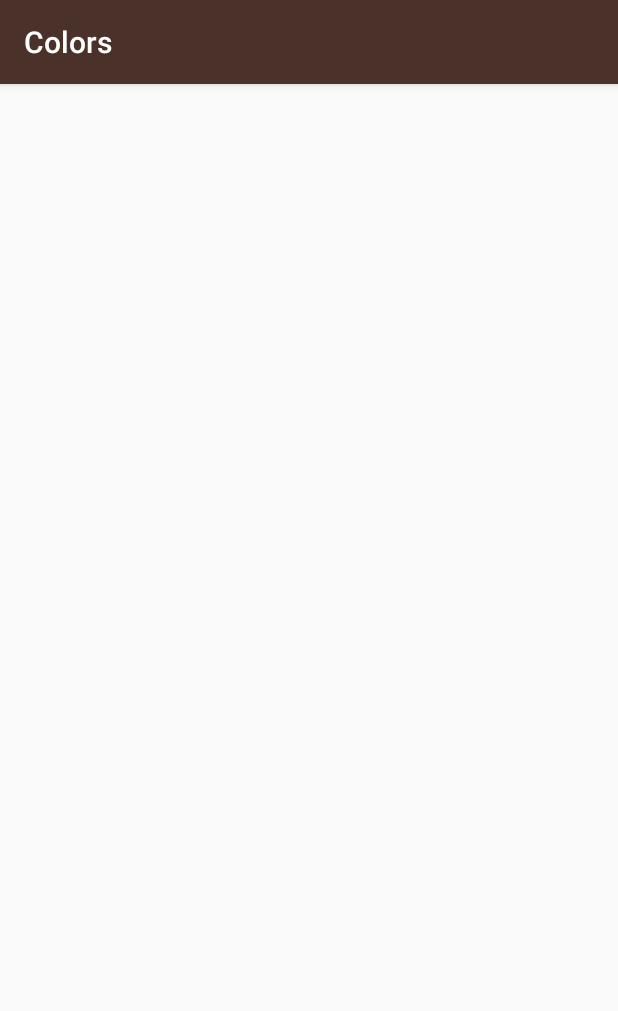
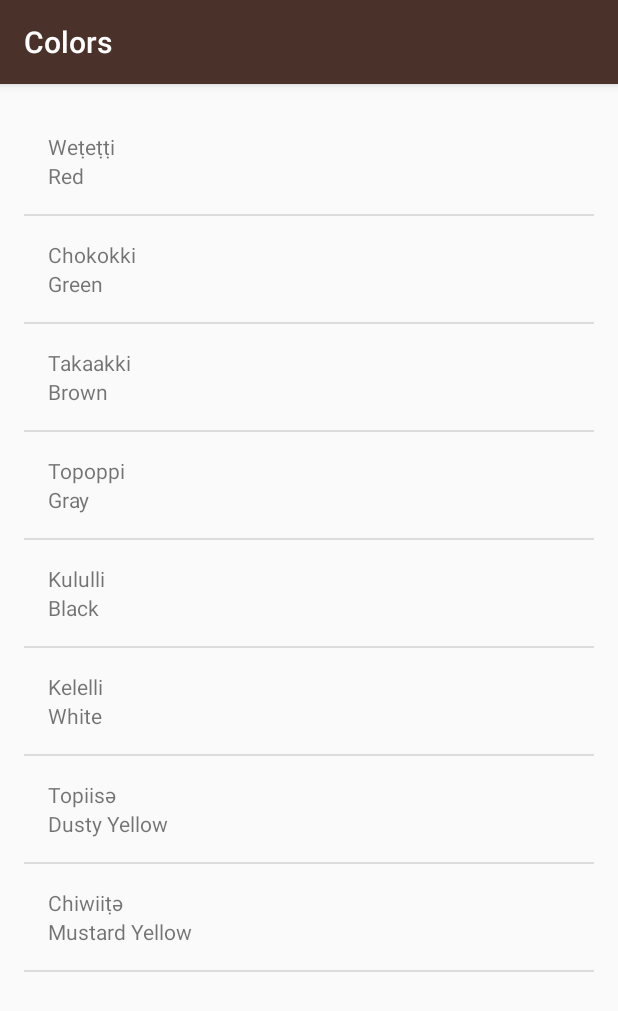
Before and after one commit to cgletras/miwokWordApp, an Android app: the ColorsActivity screen opened directly, with no data from a screen before it, on a phone screen of 412 x 824 dp. Shown: the top 1011 px of the screen. Run offline under Robolectric (Android 15) with nearby library versions, the phone set to English and light mode, and no system bars.

Commit message:
Adds words list and setAdapter to all activities that shows a list
Signed-off-by: CG Stein <cgletras@gmail.com>

```diff
--- a/app/src/main/java/com/example/miwok/ColorsActivity.java
+++ b/app/src/main/java/com/example/miwok/ColorsActivity.java
@@ -3,6 +3,13 @@ package com.example.miwok;
 import androidx.appcompat.app.AppCompatActivity;
 
 import android.os.Bundle;
+import android.widget.ListView;
+
+import com.example.miwok.adapter.WordAdapter;
+import com.example.miwok.views.Word;
+
+import java.util.ArrayList;
+import java.util.Arrays;
 
 public class ColorsActivity extends AppCompatActivity {
 
@@ -10,5 +17,25 @@ public class ColorsActivity extends AppCompatActivity {
     protected void onCreate(Bundle savedInstanceState) {
         super.onCreate(savedInstanceState);
         setContentView(R.layout.activity_words_list);
+
+        // Create lists with english and their translation for Miwok words for COLORS and populate them
+        ArrayList<String> wordsEn = new ArrayList<String>(Arrays.asList("Red", "Green", "Brown", "Gray", "Black", "White", "Dusty Yellow", "Mustard Yellow"));
+        ArrayList<String> wordsMw = new ArrayList<String>(Arrays.asList("Weṭeṭṭi", "Chokokki", "Takaakki", "Topoppi", "Kululli", "Kelelli", "Topiisә", "Chiwiiṭә"));
+
+        //Creates a list of Word objects
+        ArrayList<Word> words = new ArrayList<Word>();
+
+        // Populate the list of Word objects with the English and Miwok's word list
+        for(int index = 0; index < wordsEn.size(); index++)
+            words.add(new Word(wordsEn.get(index), wordsMw.get(index)));
+
+        //Declare the ListView adapter
+        WordAdapter adapter = new WordAdapter(this, words);
+
+        //Set the listView to populate with Words
+        ListView listView = (ListView) findViewById(R.id.list);
+
+        //Set the listView adapter
+        listView.setAdapter(adapter);
     }
 }
--- a/app/src/main/java/com/example/miwok/NumbersActivity.java
+++ b/app/src/main/java/com/example/miwok/NumbersActivity.java
@@ -18,7 +18,7 @@ public class NumbersActivity extends AppCompatActivity {
         super.onCreate(savedInstanceState);
         setContentView(R.layout.activity_words_list);
 
-        // Create lists with english and their translation for Miwok words and populate them
+        // Create lists with english and their translation for Miwok words for NUMBERS and populate them
         ArrayList<String> wordsEn = new ArrayList<String>(Arrays.asList("One", "Two", "Three", "Four", "Five", "Six", "Seven", "Eight", "Nine", "Ten"));
         ArrayList<String> wordsMw = new ArrayList<String>(Arrays.asList("Lutti", "Otiiko", "Tolookosu", "Oyyisa", "Massokka", "Temmokka", "Kenekaku", "Kawinta", "Wo'e", "Na'aacha"));
 
```
Also changed, not shown: app/src/main/java/com/example/miwok/FamilyActivity.java (+27 -0 lines), app/src/main/java/com/example/miwok/PhrasesActivity.java (+27 -0 lines).
